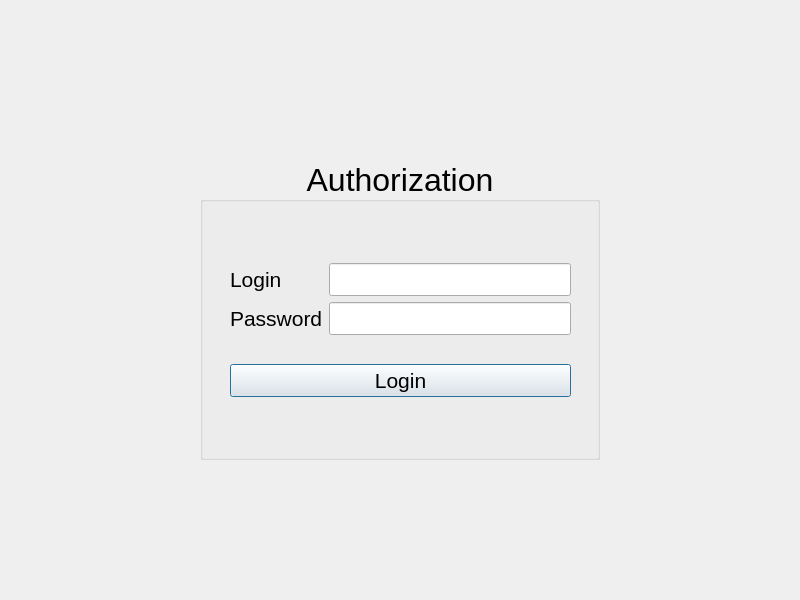
This is Sem_2/Labs/automated_workstation/ChiefDesk/loginwindow.ui in Meidori/PSTU_Labs_2023 as Qt 5 draws it before an edit. The edited form follows.
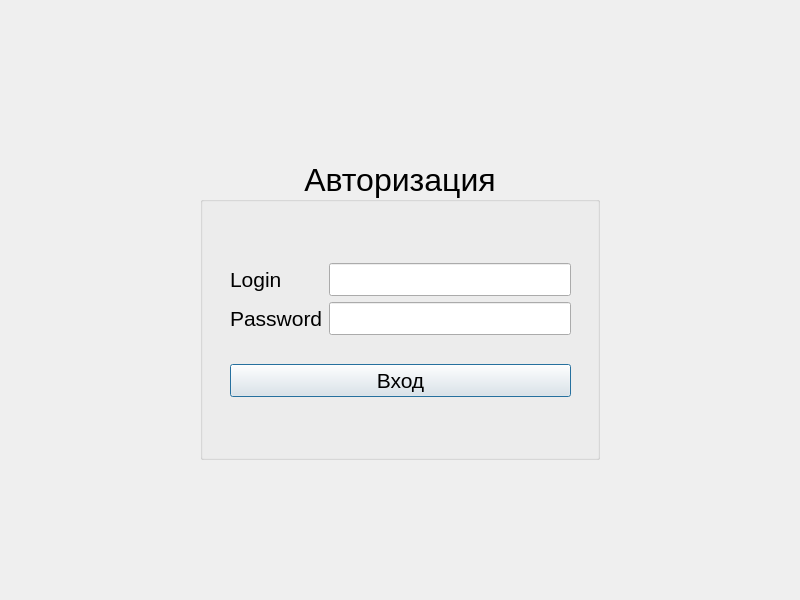
This is the edited form.

Patch:
```diff
--- a/Sem_2/Labs/automated_workstation/ChiefDesk/loginwindow.ui
+++ b/Sem_2/Labs/automated_workstation/ChiefDesk/loginwindow.ui
@@ -43,7 +43,7 @@
     <bool>false</bool>
    </property>
    <property name="title">
-    <string>Authorization</string>
+    <string>Авторизация</string>
    </property>
    <property name="alignment">
     <set>Qt::AlignCenter</set>
@@ -128,7 +128,7 @@
           </font>
          </property>
          <property name="text">
-          <string>Login</string>
+          <string>Вход</string>
          </property>
         </widget>
        </item>
```
